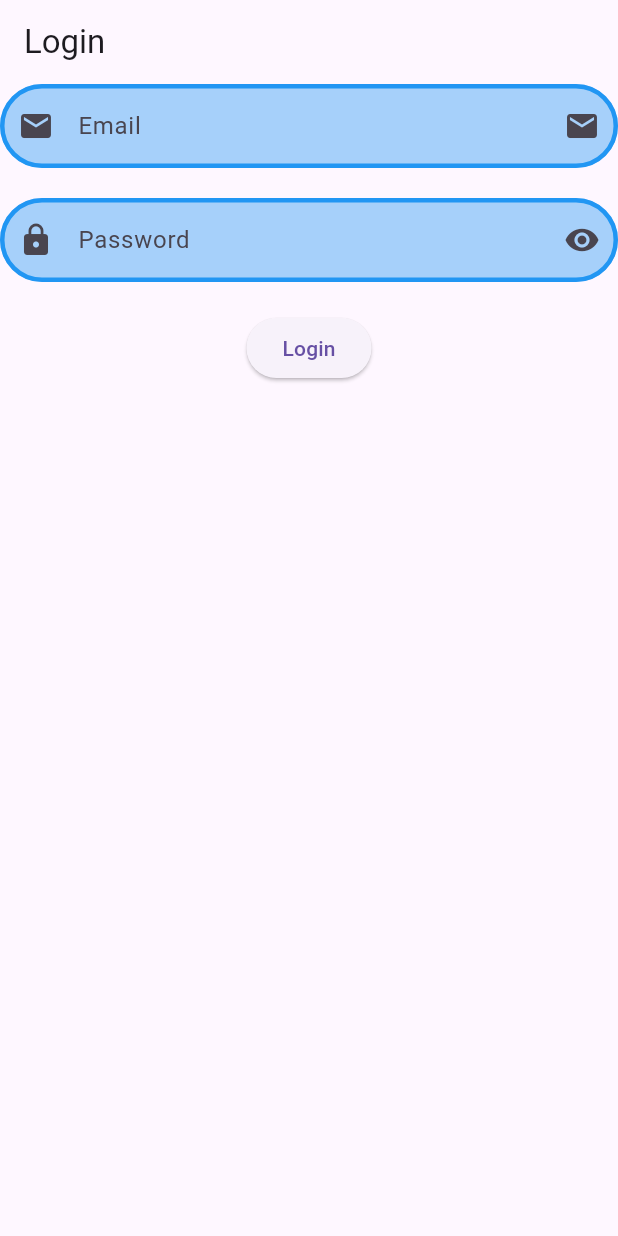
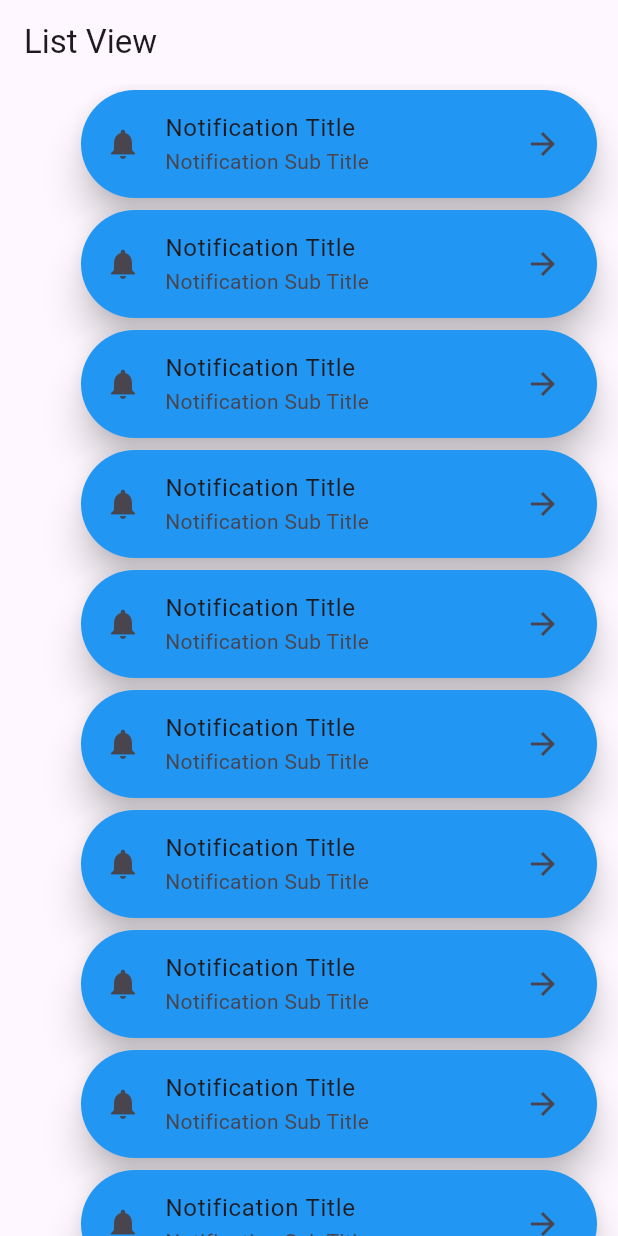
Before and after one commit to MuhammadAliKust/Flutter-B24, a Flutter app: the screen it shows after launch, on a phone screen of 412 x 824 dp. Run offline on Flutter 3.47's test engine with Material 3 defaults, Android fonts, the light colour scheme and no system bars; our stand-ins replace string_validator.

Commit message:
ListView, Card and Padding Done

```diff
--- /dev/null
+++ b/lib/list_view.dart
@@ -0,0 +1,35 @@
+import 'package:flutter/material.dart';
+
+class ListViewDemo extends StatelessWidget {
+  const ListViewDemo({super.key});
+
+  @override
+  Widget build(BuildContext context) {
+    return Scaffold(
+      appBar: AppBar(title: Text("List View")),
+      body: ListView.builder(
+        itemCount: 10,
+        scrollDirection: Axis.vertical,
+        itemBuilder: (context, i) {
+          return Padding(
+            padding: const EdgeInsets.only(left: 50, right: 10),
+            child: Card(
+              elevation: 10,
+              color: Colors.blue,
+              shape: RoundedRectangleBorder(
+                borderRadius: BorderRadius.circular(40),
+              ),
+              child: ListTile(
+                leading: Icon(Icons.notifications),
+                title: Text("Notification Title"),
+                subtitle: Text("Notification Sub Title"),
+                trailing: Icon(Icons.arrow_forward),
+                // tileColor: Colors.blue,
+              ),
+            ),
+          );
+        },
+      ),
+    );
+  }
+}
--- a/lib/main.dart
+++ b/lib/main.dart
@@ -1,6 +1,7 @@
 import 'package:flutter/material.dart';
 import 'package:flutter_b24/asset_image.dart';
 
+import 'list_view.dart';
 import 'login.dart';
 import 'network_image.dart';
 
@@ -15,7 +16,7 @@
   @override
   Widget build(BuildContext context) {
     return MaterialApp(
-      home: LoginView(),
+      home: ListViewDemo(),
     );
   }
 
```
